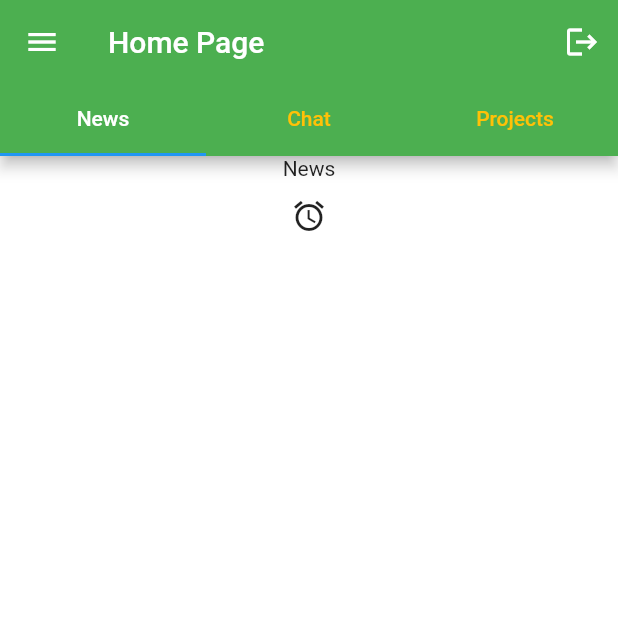
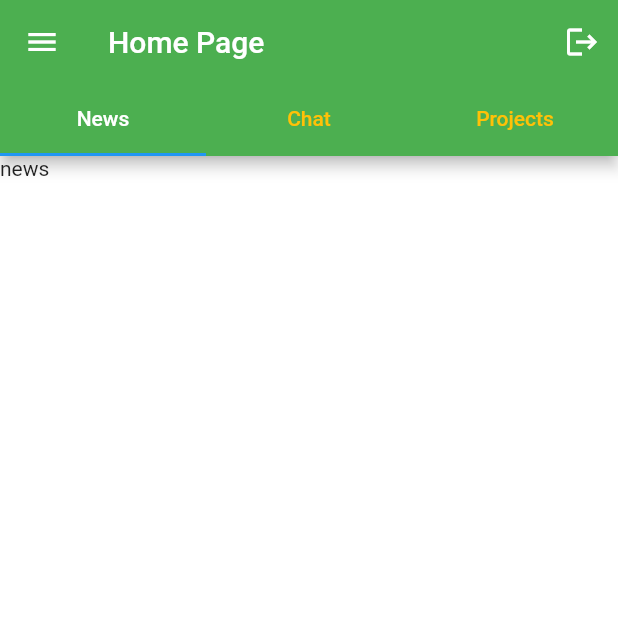
Before and after one commit to caglarGokce/Green_Action, a Flutter app: the screen it shows once a user with an empty profile is signed in, on a phone screen of 412 x 824 dp, the top half of it. Run offline on Flutter 3.47's test engine with Material 2 defaults, Android fonts, the light colour scheme and no system bars; our stand-ins replace cloud_firestore, email_validator, firebase_auth, firebase_core, firebase_storage, flutter_pw_validator and 3 more; missing offline and left inert: google_place, password_validator; accounts and stored records are empty.

Commit message:
some capital changes
user transferred to home page. side drawer myProject(unfinished)

```diff
--- a/lib/cloudfirestore.dart
+++ b/lib/cloudfirestore.dart
@@ -51,7 +51,8 @@ class FireStore {
           'invitedBy': '',
           'motto': 'Hello Green!',
           'uid': uid,
-          'appliedProjects': null
+          'appliedProjects': [],
+          'organizedProjects': []
         };
         await _firestore
             .collection('GoodGreenUsers')
--- a/lib/models/user.dart
+++ b/lib/models/user.dart
@@ -13,9 +13,11 @@ class User {
   //List myComments;
   //List myQuestions;
   List appliedProjects;
+  List organizedProjects;
 
   User(
       {this.uid,
+      this.organizedProjects,
       this.appliedProjects,
       //    this.dislikes,
       this.email,
@@ -31,6 +33,7 @@ class User {
   Map<String, dynamic> toMap() => {
         //    'likes': likes,
         //    'dislikes': dislikes,
+        'organizedProjects': organizedProjects,
         'name': name,
         'email': email,
         'uid': uid,
@@ -49,6 +52,7 @@ class User {
     return User(
       //    likes: map['likes'],
       //    dislikes: map['dislikes'],
+      organizedProjects: map['organizedProjects'],
       name: map['name'],
       email: map['email'],
       uid: map['uid'],
--- a/lib/pages/createProject.dart
+++ b/lib/pages/createProject.dart
@@ -244,6 +244,7 @@ class CreateProject extends StatelessWidget {
                   context,
                   MaterialPageRoute(
                       builder: (context) => PreviewProject(
+                            user: user,
                             proje: proje,
                           )));
             },
--- a/lib/pages/home_page.dart
+++ b/lib/pages/home_page.dart
@@ -4,7 +4,6 @@ import 'package:greenaction/authentication.dart';
 import 'package:greenaction/models/sidedrawer.dart';
 import 'package:greenaction/models/user.dart';
 import 'package:greenaction/pages/projectlists.dart';
-import 'package:greenaction/test/testpage1.dart';
 
 // ignore: must_be_immutable
 class HomePage extends StatefulWidget {
@@ -15,32 +14,26 @@ class HomePage extends StatefulWidget {
 class _HomePageState extends State<HomePage> {
   User user;
   DocumentSnapshot usersnapshot;
-  String exampletext = '';
   String uid = CustomAuthentication().getUID();
-  List<String> liste1 = ['kjsa', 'aksjcn', 'kasj', 'asjg'];
-  List<String> liste2 = ['kjsa', 'aksjcn', 'kasj', 'asjg'];
-  List<String> liste3 = ['kjsa', 'aksjcn', 'kasj', 'asjg'];
-
   @override
   Widget build(BuildContext context) {
-    /* List<List> list = [liste1, liste2, liste3];
-    List<dynamic> finallist = [list, 'somethinoefol'];
-    String jsonencoded = jsonEncode(finallist);
-    FirebaseFirestore fire = FirebaseFirestore.instance;
-    Map<String, dynamic> map = {'questions': jsonencoded};
-    fire
-        .collection('CreatedProjects201x')
-        .doc('TkFOCWtjmWVS7aZtQdA8IMtsekz2_1')
-        .update(map);
-    print(jsonencoded);
-    List jdecoded = jsonDecode(jsonencoded);
-
-    print(jdecoded);*/
     return DefaultTabController(
       length: 3,
-      child: Scaffold(
+      child: FutureBuilder<User>(
+          future: getuser(uid),
+          builder: (context, snapshot) {
+            if (snapshot.connectionState != ConnectionState.done) {
+              return SizedBox(
+                  height: 20,
+                  child: Center(child: CircularProgressIndicator()));
+            }
+            if (snapshot.hasError) {
+              return Text('error');
+            }
+            if (snapshot.connectionState == ConnectionState.done) {
+              return Scaffold(
                 backgroundColor: Colors.white,
-        drawer: SideDrawer(),
+                drawer: SideDrawer(user: user),
                 appBar: AppBar(
                   actions: [
                     IconButton(
@@ -68,48 +61,18 @@ class _HomePageState extends State<HomePage> {
                 ),
                 body: TabBarView(
                   children: [
-            Column(
-              children: [
-                Container(
-                  child: Text('News'),
-                ),
-                IconButton(
-                    icon: Icon(Icons.alarm),
-                    onPressed: () {
-                      Navigator.push(
-                          context,
-                          MaterialPageRoute(
-                              builder: (context) => TestPageOne(
-                                    user: user,
-                                  )));
-                    }),
-              ],
-            ),
+                    Container(child: Text('news')),
                     Container(
                       child: Text('Chat'),
                     ),
-            FutureBuilder<User>(
-              builder: (context, snapshot) {
-                if (snapshot.connectionState != ConnectionState.done) {
-                  return SizedBox(
-                      height: 20,
-                      child: Center(child: CircularProgressIndicator()));
-                }
-                if (snapshot.hasError) {
-                  return Text('error');
-                }
-                if (snapshot.connectionState == ConnectionState.done) {
-                  return ProjeLists(user: snapshot.data);
+                    ProjeLists(user: user)
+                  ],
+                ),
+              );
             }
             return SizedBox(
-                    height: 20,
-                    child: Center(child: CircularProgressIndicator()));
-              },
-              future: getuser(uid),
-            )
-          ],
-        ),
-      ),
+                height: 20, child: Center(child: CircularProgressIndicator()));
+          }),
     );
   }
 
```
Also changed, not shown: lib/models/sidedrawer.dart (+8 -2 lines), lib/pages/joinProject.dart (+2 -6 lines), lib/pages/myProjects.dart (+23 -12 lines), lib/pages/previewproject.dart (+13 -1 lines). Lines whose indentation alone changed are shown as unchanged.
